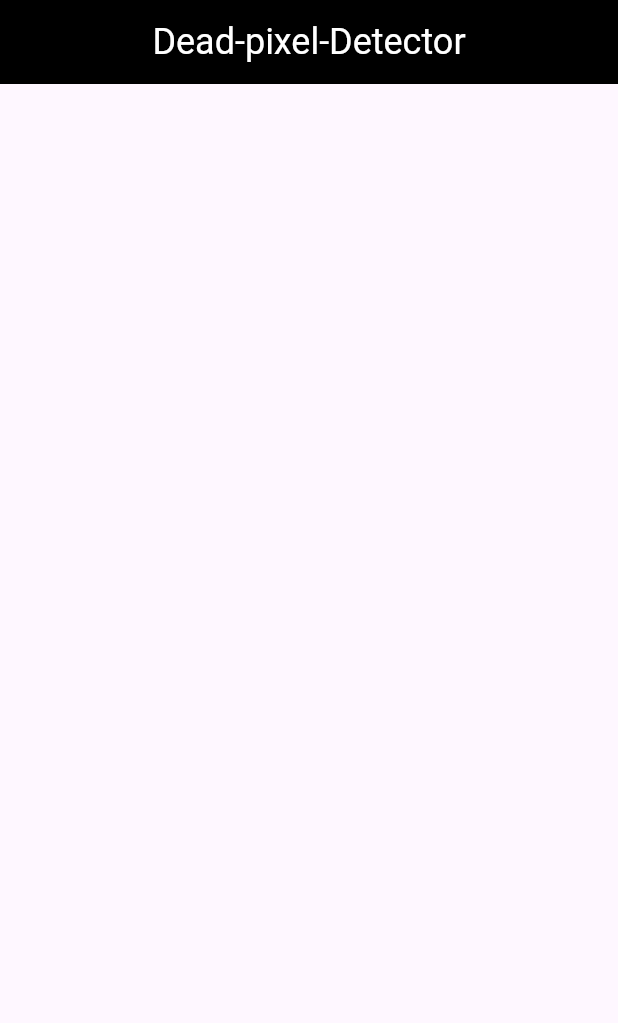
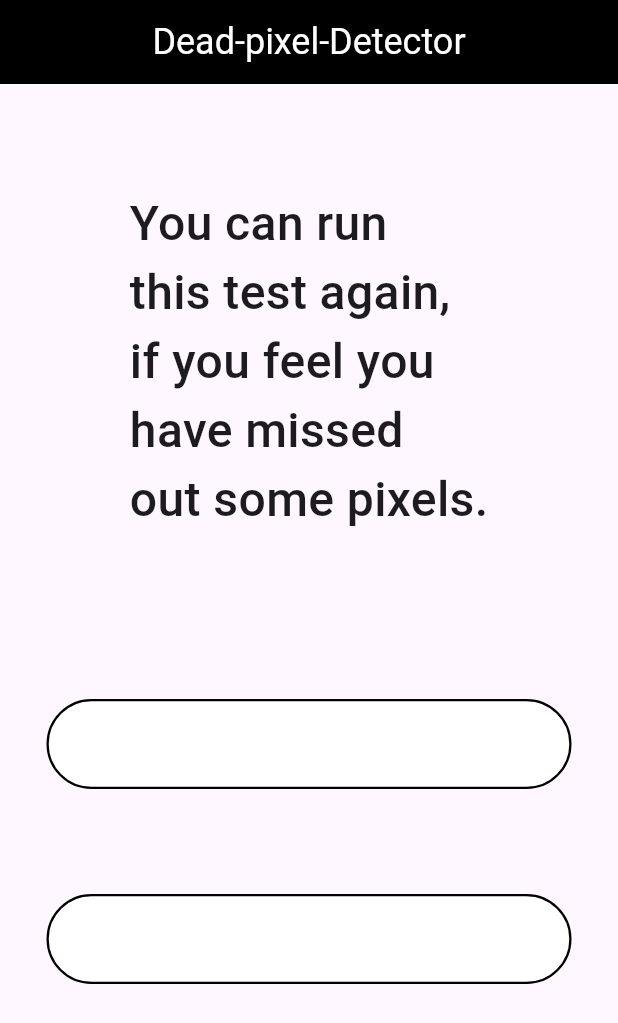
Before and after one commit to ShaaradNJ/Dead-Pixel-Checker-App, a Flutter app: the screen it shows after launch, on a phone screen of 412 x 824 dp. Shown: the top 1023 px of the screen. Run offline on Flutter 3.47's test engine with Material 3 defaults, Android fonts, the light colour scheme and no system bars.

Commit message:
last page containers...

```diff
--- a/lib/instruction2.dart
+++ b/lib/instruction2.dart
@@ -7,6 +7,7 @@ class Instruction2Page extends StatelessWidget {
   @override
   Widget build(BuildContext context) {
     return  Scaffold(
+
       appBar: AppBar(
         backgroundColor: Colors.black,
         foregroundColor: Colors.white,
@@ -23,11 +24,11 @@ class Instruction2Page extends StatelessWidget {
         children: [
           Center(
             child: Padding(
-              padding: const EdgeInsets.fromLTRB(10,100,10,10),
+              padding: const EdgeInsets.fromLTRB(30,100,10,10),
               child: Container(
                 height: 340,
                 width: 300,
-                color: const Color.fromARGB(255, 255, 255, 255),
+                color: Colors.white,
                 child:const  Center(
 
                   child:  Padding(
@@ -63,7 +64,7 @@ class Instruction2Page extends StatelessWidget {
                 child: Text("I am ready",
                 style: TextStyle(
                   fontSize: 24,
-                  color: Colors.white
+                  color: Color.fromARGB(255, 255, 255, 255)
                 ),),
               ),
 
--- a/lib/lastpage.dart
+++ b/lib/lastpage.dart
@@ -16,9 +16,61 @@ class LastPage extends StatelessWidget {
         ),
       ),
       body:
-      Container(
+        Column(
+        children: [
+            const Padding(
+               padding: EdgeInsets.fromLTRB(10,70,10,10),
+               child: Text("You can run\nthis test again,\nif you feel you\nhave missed\nout some pixels.",
+               style: TextStyle(
+                fontSize: 32,
+                fontWeight: FontWeight.w500,
+               ),),
+             ),
+
+              const SizedBox(
+               height: 100,
+             ),
+              Center(
+                child: Container(
+                height: 60,
+                width: 350,
+                decoration:  BoxDecoration(
+                  color: const Color.fromARGB(255, 255, 255, 255),
+                  borderRadius: BorderRadius.circular(30),
+                  border: Border.all(
+                    width: 1.5,
+                  )
+                ),
+
+                             ),
+              ),
+
+              const SizedBox(
+                height: 70,
+              ),
+
+              Center(
+                child: Container(
+                height: 60,
+                width: 350,
+                decoration:  BoxDecoration(
+                  color:Colors.white,
+                  border: Border.all(
+                    width: 1.5,
+                  ),
+                  borderRadius: BorderRadius.circular(30),
+
+                ),
+
+                             ),
+              )
+        ],
 
       ),
+
+
+
+
 
     );
   }
```
